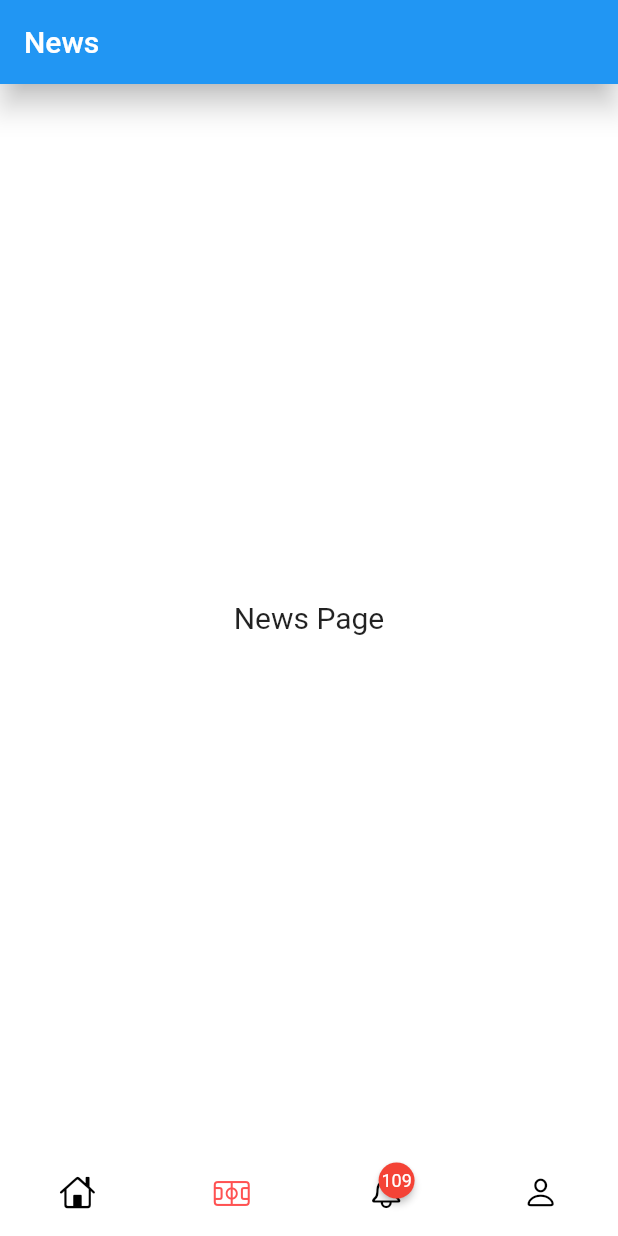
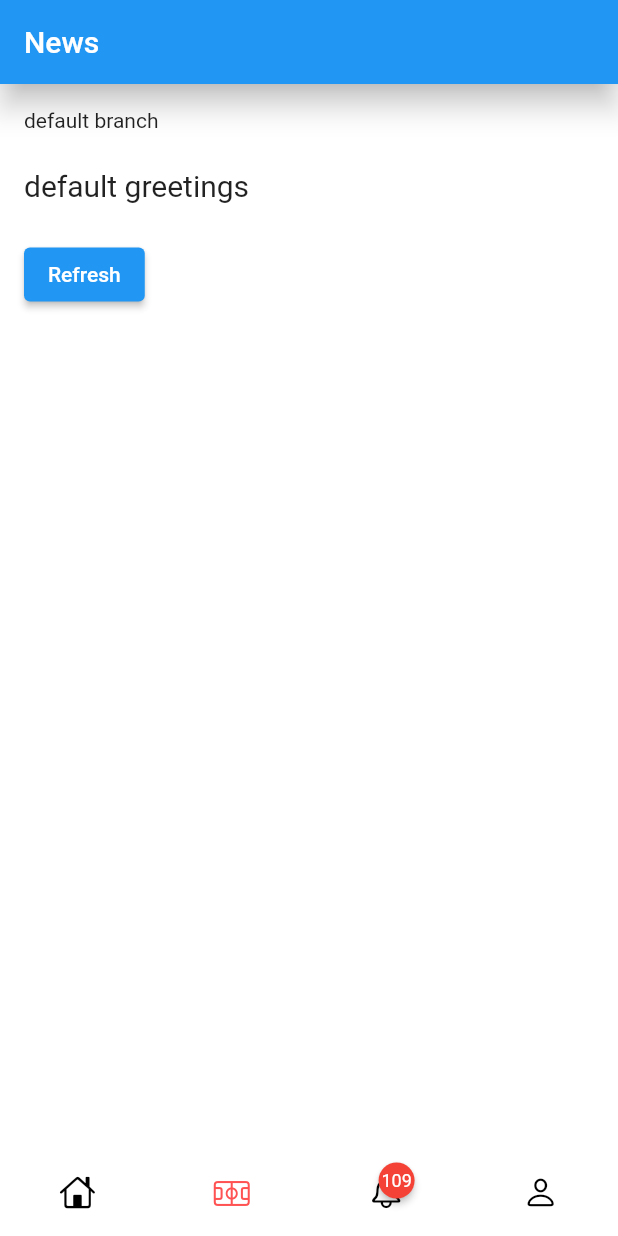
Before and after one commit to alannurabdann/flutter_bottom_nav, a Flutter app: the screen it shows after launch, item 2 of the bottom bar chosen, on a phone screen of 412 x 824 dp. Run offline on Flutter 3.47's test engine with Material 2 defaults, Android fonts, the phone set to English and light mode, and no system bars; drawn by our look-alikes of badges; our stand-ins replace firebase_core, firebase_remote_config, geocoding, get, google_maps_flutter, logger; missing offline and left inert: flutter_google_places, google_api_headers, google_maps_webservice; accounts and stored records are empty; statements that could not run were skipped.

Commit message:
Firebase Remote Config

```diff
--- a/lib/main.dart
+++ b/lib/main.dart
@@ -1,3 +1,4 @@
+import 'package:firebase_core/firebase_core.dart';
 import 'package:flutter/material.dart';
 import 'package:get/get.dart';
 
@@ -6,6 +7,8 @@ import 'routes/app_routes.dart';
 import 'themes/app_theme.dart';
 
 void main() {
+  WidgetsFlutterBinding.ensureInitialized();
+  Firebase.initializeApp();
   runApp(MyApp());
 }
 
--- a/lib/pages/dashboard/dashboard_binding.dart
+++ b/lib/pages/dashboard/dashboard_binding.dart
@@ -1,6 +1,7 @@
 import 'package:get/get.dart';
 import 'package:getx_app/pages/account/account_controller.dart';
 import 'package:getx_app/pages/home/home_controller.dart';
+import 'package:getx_app/pages/news/news_controller.dart';
 
 import 'dashboard_controller.dart';
 
@@ -9,6 +10,7 @@ class DashboardBinding extends Bindings {
   void dependencies() {
     Get.lazyPut<DashboardController>(() => DashboardController());
     Get.lazyPut<HomeController>(() => HomeController());
+    Get.lazyPut<NewsController>(() => NewsController());
     Get.lazyPut<AccountController>(() => AccountController());
   }
 }
--- a/lib/pages/maps/maps_page.dart
+++ b/lib/pages/maps/maps_page.dart
@@ -13,6 +13,7 @@ class MapPage extends StatefulWidget {
 }
 
 class mapState extends State<MapPage> {
+  //fixme : google api key
   String googleApikey = "place_api_key_here";
   GoogleMapController? mapController; //contrller for Google map
   CameraPosition? cameraPosition;
--- a/lib/pages/news/news_controller.dart
+++ b/lib/pages/news/news_controller.dart
@@ -1,3 +1,58 @@
+import 'package:firebase_core/firebase_core.dart';
+import 'package:firebase_remote_config/firebase_remote_config.dart';
+import 'package:flutter/services.dart';
 import 'package:get/get.dart';
 
-class NewsController extends GetxController {}
+class NewsController extends GetxController {
+
+  var branch = "branch default".obs;
+  var greetings = "greetings default".obs;
+
+  @override
+  void onInit() async {
+    super.onInit();
+    await Firebase.initializeApp();
+    setupRemoteConfig().then((value) => setValue(value));
+  }
+
+  void setValue(FirebaseRemoteConfig rconfig){
+      branch.value = rconfig.getString('BRANCH').toString();
+      greetings.value = rconfig.getString('GREETINGS').toString();
+      //update();
+  }
+
+  Future<FirebaseRemoteConfig> setupRemoteConfig() async {
+    final FirebaseRemoteConfig remoteConfig =  FirebaseRemoteConfig.instance;
+    await remoteConfig.setConfigSettings(RemoteConfigSettings(
+      fetchTimeout: const Duration(seconds: 10),
+      minimumFetchInterval: const Duration(minutes: 1),
+    ));
+    await remoteConfig.setDefaults(<String, dynamic>{
+      'BRANCH': 'default branch',
+      'GREETINGS': 'default greetings',
+    });
+    RemoteConfigValue(null, ValueSource.valueStatic);
+    return remoteConfig;
+  }
+
+  void fetchData() async {
+   final FirebaseRemoteConfig remoteConfig = FirebaseRemoteConfig.instance;
+    try {
+      // Using zero duration to force fetching from remote server.
+      await remoteConfig.setConfigSettings(RemoteConfigSettings(
+        fetchTimeout: const Duration(seconds: 10),
+        minimumFetchInterval: Duration.zero,
+      ));
+      await remoteConfig.fetchAndActivate().then((value) => setValue(remoteConfig));
+    } on PlatformException catch (exception) {
+      // Fetch exception.
+      print(exception);
+    } catch (exception) {
+      print('Unable to fetch remote config. Cached or default values will be '
+          'used');
+      print(exception);
+    }
+  }
+
+
+}
--- a/lib/pages/news/news_page.dart
+++ b/lib/pages/news/news_page.dart
@@ -1,19 +1,42 @@
 import 'package:flutter/material.dart';
 import 'package:get/get.dart';
-import 'package:getx_app/pages/news/news_controller.dart';
+
+import 'news_controller.dart';
 
 class NewsPage extends GetView<NewsController> {
   @override
   Widget build(BuildContext context) {
-    return Scaffold(
-      body: Container(
-        child: Center(
-          child: Text(
-            "News Page",
-            style: TextStyle(fontSize: 20),
+     return Scaffold(
+        body: Container(
+      padding: EdgeInsets.all(16.0),
+      child: Column(
+        crossAxisAlignment: CrossAxisAlignment.start,
+        children: [
+          Obx(
+            () => Text(
+              controller.branch.value,
+              style: TextStyle(fontSize: 14),
+            ),
           ),
-        ),
+          SizedBox(
+            height: 24.0,
+          ),
+          Obx(
+            () => Text(
+              controller.greetings.value,
+              style: TextStyle(fontSize: 20),
+            ),
+          ),
+          SizedBox(
+            height: 24.0,
+          ),
+          ElevatedButton(
+              onPressed: () {
+                controller.fetchData();
+              },
+              child: Text("Refresh"))
+        ],
       ),
-    );
+    ));
   }
 }
```
Also changed, not shown: pubspec.yaml (+5 -3 lines), pubspec.lock, 9 other files.
